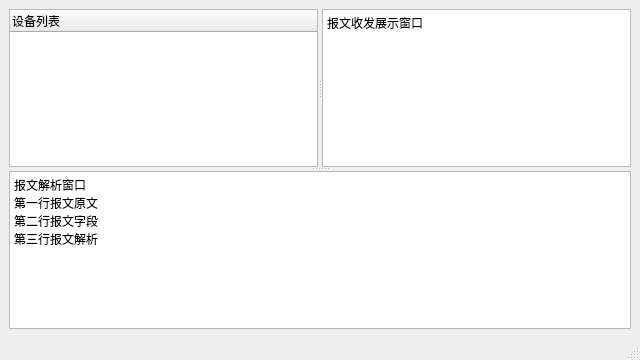
zxqANDzxw/github-hb103, file mainwindow.ui: the form before one commit.
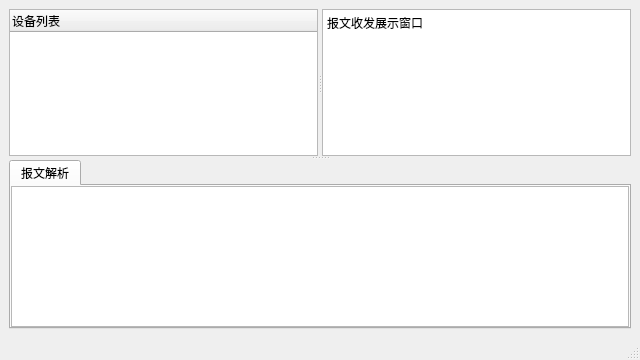
The form after the commit. Custom widgets are drawn as their Qt base class.

Patch:
```diff
--- a/mainwindow.ui
+++ b/mainwindow.ui
@@ -46,14 +46,21 @@
         </property>
        </widget>
       </widget>
-      <widget class="QTextEdit" name="textEdit">
-       <property name="html">
-        <string>&lt;!DOCTYPE HTML PUBLIC &quot;-//W3C//DTD HTML 4.0//EN&quot; &quot;http://www.w3.org/TR/REC-html40/strict.dtd&quot;&gt;
-&lt;html&gt;&lt;head&gt;&lt;meta name=&quot;qrichtext&quot; content=&quot;1&quot; /&gt;&lt;style type=&quot;text/css&quot;&gt;
-p, li { white-space: pre-wrap; }
-&lt;/style&gt;&lt;/head&gt;&lt;body style=&quot; font-family:'SimSun'; font-size:9pt; font-weight:400; font-style:normal;&quot;&gt;
-&lt;p style=&quot; margin-top:0px; margin-bottom:0px; margin-left:0px; margin-right:0px; -qt-block-indent:0; text-indent:0px;&quot;&gt;&lt;span style=&quot; font-family:'SimSun';&quot;&gt;报文解析窗口&lt;br /&gt;第一行报文原文&lt;br /&gt;第二行报文字段&lt;br /&gt;第三行报文解析&lt;/span&gt;&lt;/p&gt;&lt;/body&gt;&lt;/html&gt;</string>
+      <widget class="QTabWidget" name="tabWidget">
+       <property name="currentIndex">
+        <number>0</number>
        </property>
+       <widget class="ParsedTableWidget" name="parseTable">
+        <attribute name="title">
+         <string>报文解析</string>
+        </attribute>
+        <property name="font">
+         <font>
+          <family>SimSun</family>
+          <pointsize>9</pointsize>
+         </font>
+        </property>
+       </widget>
       </widget>
      </widget>
     </item>
@@ -71,6 +78,18 @@
   </widget>
   <widget class="QStatusBar" name="statusbar"/>
  </widget>
+ <customwidgets>
+  <customwidget>
+   <class>FrameLogEdit</class>
+   <extends>QPlainTextEdit</extends>
+   <header>framelogedit.h</header>
+  </customwidget>
+  <customwidget>
+   <class>ParsedTableWidget</class>
+   <extends>QTableWidget</extends>
+   <header>parsedtablewidget.h</header>
+  </customwidget>
+ </customwidgets>
  <resources/>
  <connections/>
 </ui>
```
Left out of the diff: 5 changed lines with no effect on the pictures.
